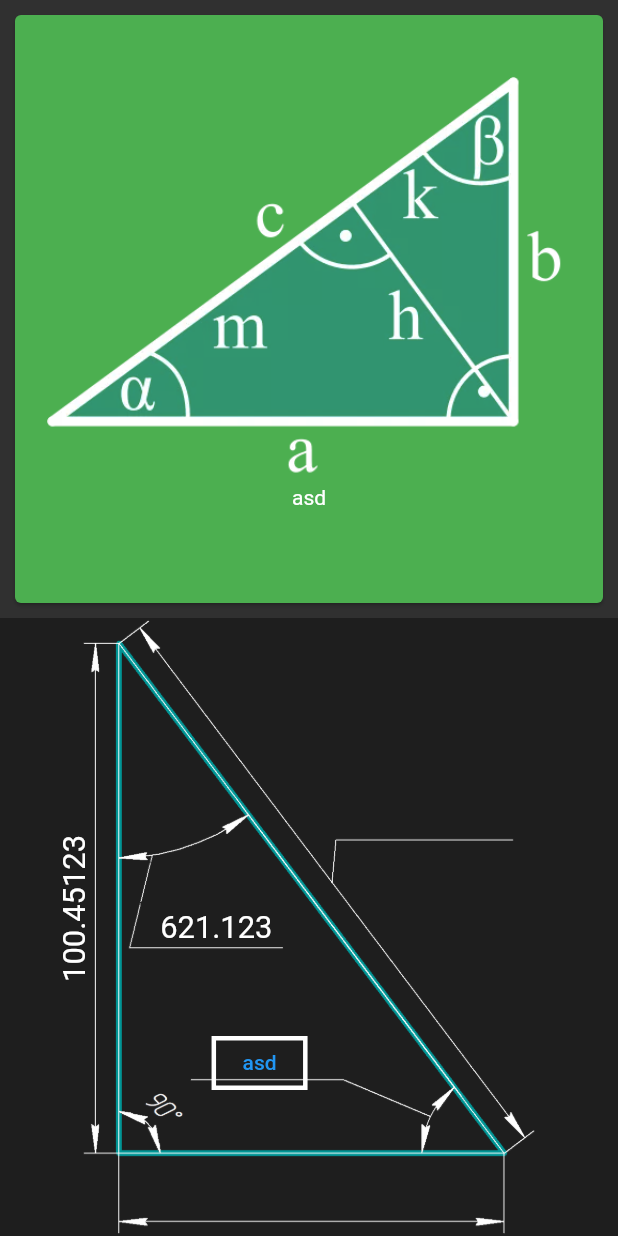
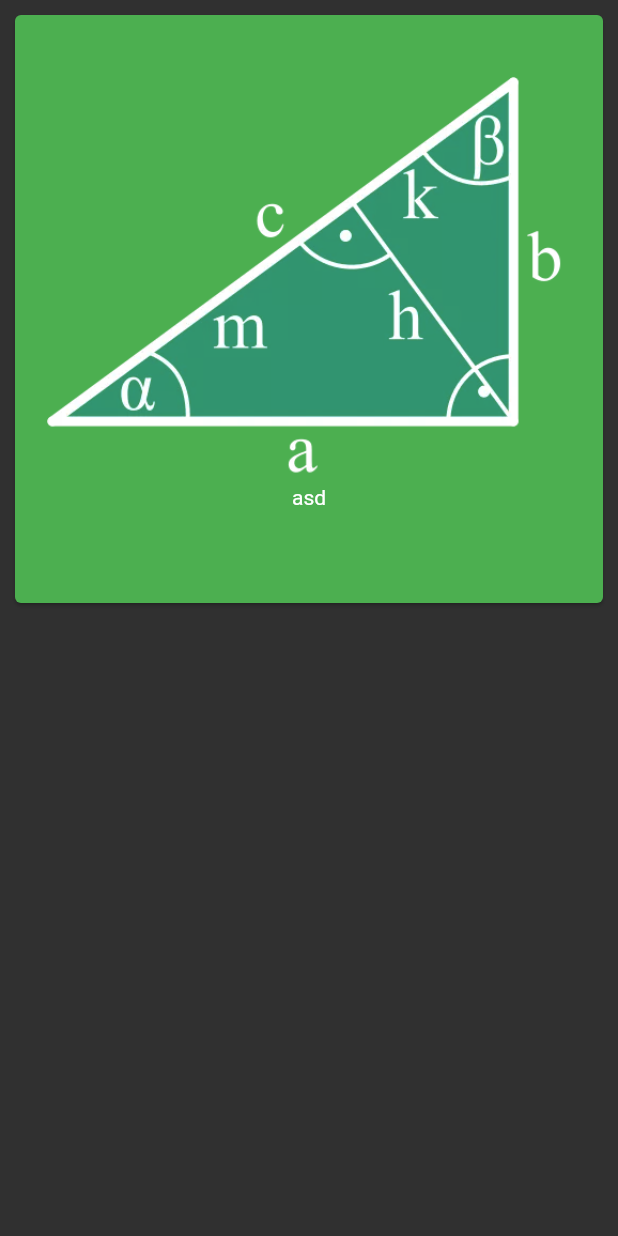
Before and after one commit to a-dev-mobile/calc_triangle, a Flutter app: the HomePage screen opened directly, on a phone screen of 412 x 824 dp. Run offline on Flutter 3.47's test engine with Material 2 defaults, Android fonts, the phone set to English and light mode, and no system bars; our stand-ins replace flutter_screenutil; missing offline and left inert: flutter_inappwebview.

```diff
--- a/lib/pages/home_page.dart
+++ b/lib/pages/home_page.dart
@@ -2,7 +2,6 @@
 
 import 'package:flutter/material.dart';
 
-import 'widget/image_widget.dart';
 
 class HomePage extends StatelessWidget {
   const HomePage({Key? key}) : super(key: key);
@@ -18,7 +17,7 @@ class HomePage extends StatelessWidget {
             BuildCard(
               pathImage: 'assets/image/triangle/4.webp',
             ),
-            ImageWidget()
+
           ],
         ),
       ),
--- a/lib/pages/widget/image_widget.dart
+++ /dev/null
@@ -1,113 +0,0 @@
-// ignore_for_file: prefer_const_constructors, prefer_const_literals_to_create_immutables, avoid_print
-
-import 'dart:convert';
-import 'dart:math';
-
-import 'package:flutter/material.dart';
-import 'package:flutter_screenutil/flutter_screenutil.dart';
-
-import '../../const.dart';
-
-class ImageWidget extends StatelessWidget {
-  const ImageWidget({Key? key}) : super(key: key);
-
-  @override
-  Widget build(BuildContext context) {
-    var size = MediaQuery.of(context).size;
-    var w = size.width;
-    var h = size.height;
-    print('w $w h $h');
-
-    return Scaffold(
-        body: SafeArea(
-      child: SizedBox(
-        height: 1.sw,
-        width: 1.sw,
-        child: LayoutBuilder(builder: (context, constraints) {
-          var wStack = constraints.maxWidth;
-          var hStack = constraints.maxHeight;
-          var minSize = min(wStack, hStack);
-          print('wStack $wStack hStack $hStack');
-
-          return Stack(
-            alignment: Alignment.center,
-            children: [
-              SizedBox.expand(
-                child: Container(
-                    color: Colors.black38,
-                    child: Image(
-                      fit: BoxFit.contain,
-                      image: AssetImage('assets/image/triangle/4_3.png'),
-                    )),
-              ),
-              Transform.translate(
-                  offset: Offset(-0.15 * minSize, 0),
-                  child: Text(
-                    '621.123',
-                    style: TextStyle(fontSize: 60.sp),
-                  )),
-              Transform.translate(
-                  offset: Offset(-0.08 * minSize, 0.22 * minSize),
-                  child: TextButton(
-                    onPressed: () {},
-                    child: Text('asd'),
-                    style: ButtonStyle(
-                        shape:
-                            MaterialStateProperty.all<RoundedRectangleBorder>(
-                                RoundedRectangleBorder(
-                                    side: BorderSide(
-                                        color: Colors.white, width: 3)))),
-                  )),
-              Transform.translate(
-                  offset: Offset(-0.38 * minSize, -0.03 * minSize),
-                  child: Transform.rotate(
-                    angle: -90 * pi / 180,
-                    child: InkWell(
-                      onTap: () {
-                        print('object');
-                      },
-                      child: Text(
-                        '100.45123',
-                        style: TextStyle(fontSize: 60.sp),
-                      ),
-                    ),
-                  )),
-            ],
-          );
-        }),
-      ),
-    ));
-  }
-}
-
-
-
-
-//     return Scaffold(
-//         body: SafeArea(
-//       child: Container(
-//         width: 640.w,
-//         height: 800.h,
-//         color: Colors.blue,
-//         child: Stack(
-//           children: [
-//             Container(
-//               decoration: BoxDecoration(
-//                   color: Colors.green,
-//                   image: DecorationImage(
-//                     image: ExactAssetImage('assets/image/triangle/4.webp'),
-//                     fit: BoxFit.contain,
-//                   )),
-//             ),
-//             Positioned(
-//               child: Text(
-//                 'click',
-//                 style: TextStyle(fontSize: 100.sp),
-//               ),
-//             ),
-//           ],
-//         ),
-//       ),
-//     ));
-//   }
-// }
```
Also changed, not shown: lib/main.dart (+8 -3 lines), lib/pages/r_triangle_page.dart (added, +117 -0 lines), lib/pages/widget/btn_image.dart (added, +50 -0 lines), lib/pages/widget/formulas_web_view.dart (renamed from lib/web_view.dart, +5 -5 lines), assets/image/triangle/4_1.png (deleted), assets/image/triangle/4_2.png (deleted), assets/image/triangle/4_3.png (deleted), assets/image/triangle/4_6.png (added).
